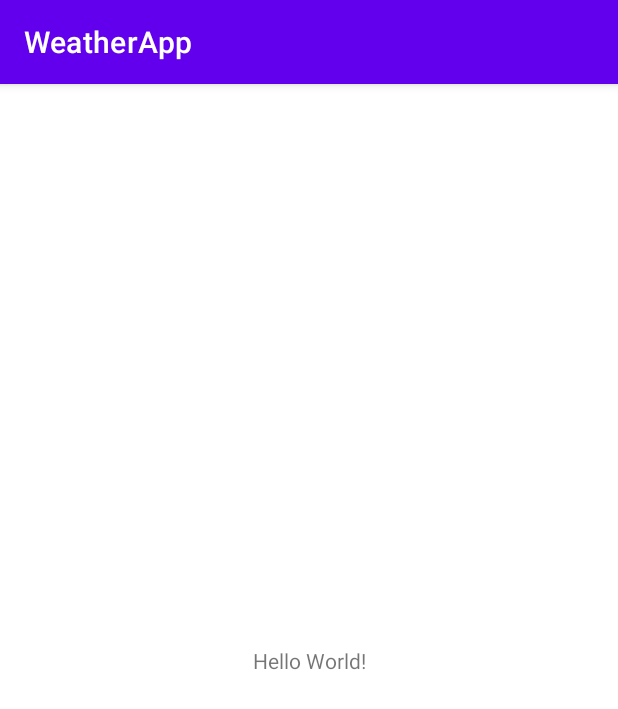
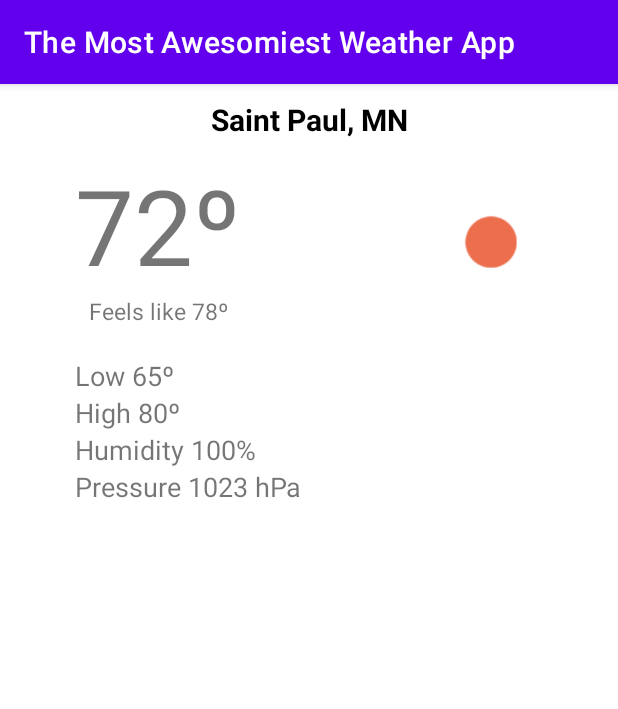
Before and after one commit to paveldanek/WeatherApp, an Android app: the screen it shows after launch (MainActivity), on a phone screen of 412 x 824 dp. Shown: the top 709 px of the screen. Run offline under Robolectric (Android 15) with nearby library versions, the phone set to English and light mode, and no system bars.

Commit message:
Assignment 2

```diff
--- a/app/src/main/res/layout/activity_main.xml
+++ b/app/src/main/res/layout/activity_main.xml
@@ -7,12 +7,86 @@
     tools:context=".MainActivity">
 
     <TextView
-        android:layout_width="wrap_content"
+        android:id="@+id/city_name"
+        android:layout_width="match_parent"
         android:layout_height="wrap_content"
-        android:text="Hello World!"
-        app:layout_constraintBottom_toBottomOf="parent"
+        android:paddingTop="10dp"
+        android:text="@string/city_name"
+        android:gravity="center"
+        android:textSize="20sp"
+        android:textStyle="bold"
+        android:textColor="@color/black"
         app:layout_constraintEnd_toEndOf="parent"
         app:layout_constraintStart_toStartOf="parent"
         app:layout_constraintTop_toTopOf="parent" />
 
+    <TextView
+        android:id="@+id/current_temp"
+        android:layout_width="wrap_content"
+        android:layout_height="wrap_content"
+        android:layout_marginStart="50dp"
+        android:layout_marginTop="10dp"
+        android:text="@string/current_temp"
+        android:textSize="70sp"
+        app:layout_constraintStart_toStartOf="parent"
+        app:layout_constraintTop_toBottomOf="@id/city_name" />
+
+    <ImageView
+        android:id="@+id/current_weather_icon"
+        android:layout_width="70dp"
+        android:layout_height="70dp"
+        android:layout_marginEnd="50dp"
+        android:src="@drawable/clear_sky"
+        app:layout_constraintEnd_toEndOf="parent"
+        app:layout_constraintTop_toTopOf="@id/current_temp"
+        app:layout_constraintBottom_toBottomOf="@id/feels_like"
+        android:contentDescription="@string/clear_sky_icon" />
+
+    <TextView
+        android:id="@+id/feels_like"
+        android:layout_width="wrap_content"
+        android:layout_height="wrap_content"
+        android:text="@string/feels_like"
+        android:textSize="15sp"
+        app:layout_constraintStart_toStartOf="@id/current_temp"
+        app:layout_constraintEnd_toEndOf="@id/current_temp"
+        app:layout_constraintTop_toBottomOf="@id/current_temp" />
+
+    <TextView
+        android:id="@+id/low_temp"
+        android:layout_width="wrap_content"
+        android:layout_height="wrap_content"
+        android:layout_marginTop="20dp"
+        android:text="@string/low_temp"
+        android:textSize="18sp"
+        app:layout_constraintStart_toStartOf="@id/current_temp"
+        app:layout_constraintTop_toBottomOf="@id/feels_like" />
+
+    <TextView
+        android:id="@+id/high_temp"
+        android:layout_width="wrap_content"
+        android:layout_height="wrap_content"
+        android:text="@string/high_temp"
+        android:textSize="18sp"
+        app:layout_constraintStart_toStartOf="@id/current_temp"
+        app:layout_constraintTop_toBottomOf="@id/low_temp" />
+
+    <TextView
+        android:id="@+id/humidity"
+        android:layout_width="wrap_content"
+        android:layout_height="wrap_content"
+        android:text="@string/humidity"
+        android:textSize="18sp"
+        app:layout_constraintStart_toStartOf="@id/current_temp"
+        app:layout_constraintTop_toBottomOf="@id/high_temp" />
+
+    <TextView
+        android:id="@+id/pressure"
+        android:layout_width="wrap_content"
+        android:layout_height="wrap_content"
+        android:text="@string/pressure"
+        android:textSize="18sp"
+        app:layout_constraintStart_toStartOf="@id/current_temp"
+        app:layout_constraintTop_toBottomOf="@id/humidity" />
+
 </androidx.constraintlayout.widget.ConstraintLayout>
--- a/app/src/main/res/values/strings.xml
+++ b/app/src/main/res/values/strings.xml
@@ -1,3 +1,11 @@
 <resources>
-    <string name="app_name">WeatherApp</string>
+    <string name="app_name">The Most Awesomiest Weather App</string>
+    <string name="city_name">Saint Paul, MN</string>
+    <string name="current_temp">72º</string>
+    <string name="feels_like">Feels like 78º</string>
+    <string name="low_temp">Low 65º</string>
+    <string name="high_temp">High 80º</string>
+    <string name="humidity">Humidity 100%</string>
+    <string name="pressure">Pressure 1023 hPa</string>
+    <string name="clear_sky_icon">Clear Sky</string>
 </resources>
```
Also changed, not shown: app/src/main/res/drawable-v24/clear_sky.png (added).
